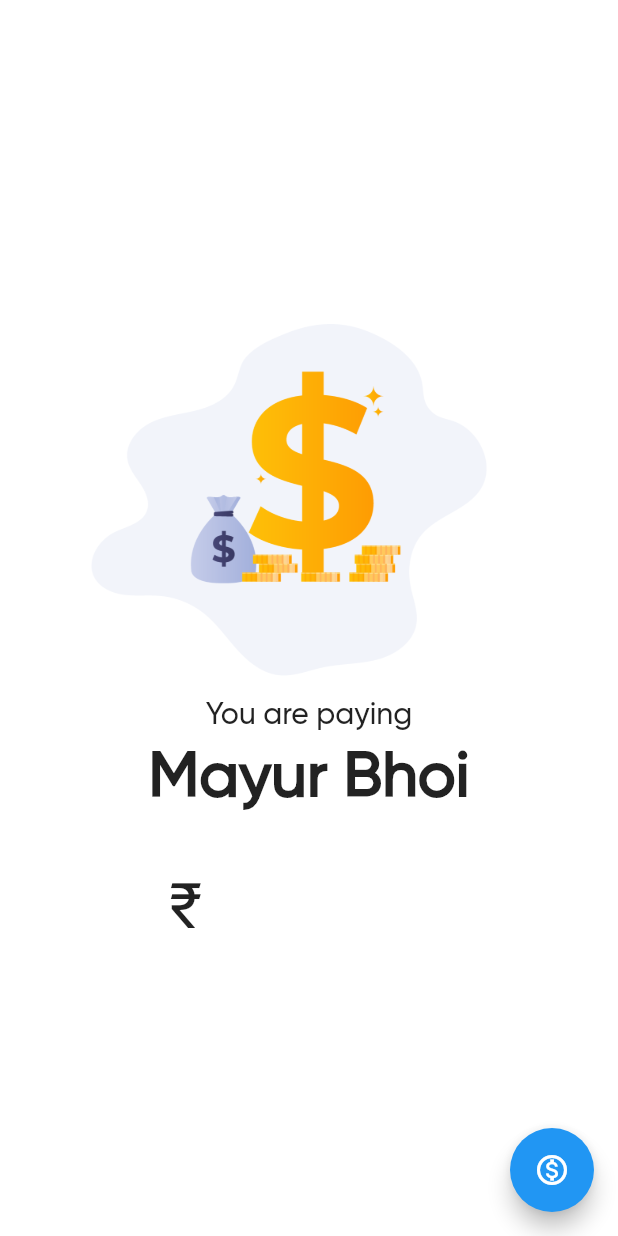
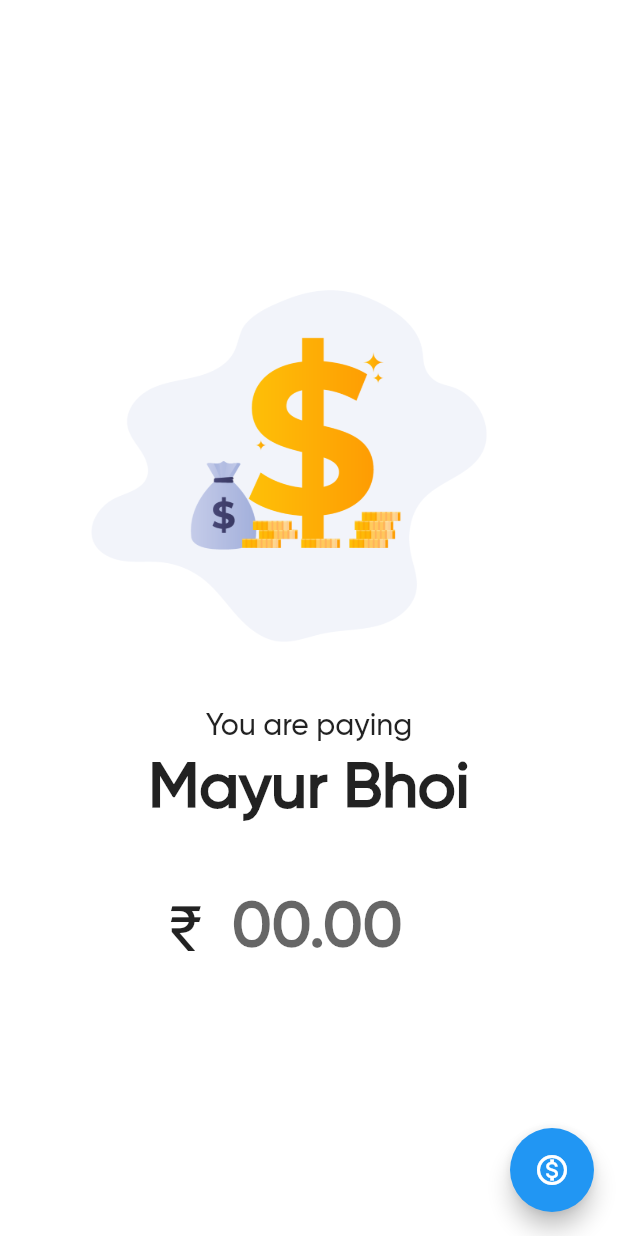
Before and after one commit to Mayur57/moneypal, a Flutter app: the screen it shows after launch, after a tap on the "person" icon, on a phone screen of 412 x 824 dp. Run offline on Flutter 3.47's test engine with Material 2 defaults, Android fonts, the phone set to English and light mode, and no system bars; our stand-ins replace fluttertoast, font_awesome_flutter, simple_animations, vibration; missing offline and left inert: pin_view.

Commit message:
Payments

```diff
--- a/lib/screens/paymentScreen.dart
+++ b/lib/screens/paymentScreen.dart
@@ -1,4 +1,5 @@
 import 'package:flutter/material.dart';
+import 'package:fluttertoast/fluttertoast.dart';
 import 'package:moneypal/utils/strings.dart';
 
 class PaymentScreen extends StatefulWidget {
@@ -24,7 +25,15 @@ class _PaymentScreenState extends State<PaymentScreen> {
     return Scaffold(
       backgroundColor: Colors.white,
       floatingActionButton: FloatingActionButton(
-        onPressed: () {},
+        onPressed: () {
+          if(textController.text == "" || textController.text == "0" || textController.text == "0.0") {
+            Fluttertoast.showToast(msg: "Enter a valid amount");
+          } else {
+            Navigator.of(context).push(
+              MaterialPageRoute(builder: (_) => SuccessPage())
+            );
+          }
+        },
         child: Icon(Icons.monetization_on_outlined),
       ),
       body: SafeArea(
@@ -33,6 +42,7 @@ class _PaymentScreenState extends State<PaymentScreen> {
             mainAxisAlignment: MainAxisAlignment.center,
             children: [
               Image.asset("assets/images/g-01.png"),
+              SizedBox(height: 30,),
               Text(
                   "You are paying",
                 style: TextStyle(fontSize: 20, fontFamily: MEDIUM,),
@@ -54,13 +64,14 @@ class _PaymentScreenState extends State<PaymentScreen> {
                   Container(
                     width: MediaQuery.of(context).size.width * 0.35,
                     child: TextField(
-                      decoration: InputDecoration(border: InputBorder.none),
+                      decoration: InputDecoration(border: InputBorder.none, hintText: '00.00'),
                         controller: textController,
                         keyboardType: TextInputType.phone,
                         style: TextStyle(
                           fontFamily: MEDIUM,
-                          fontSize: 36,
+                          fontSize: 42,
                           color: Colors.black,
+                          fontWeight: FontWeight.bold,
                         ),
                       ),
                     ),
```
